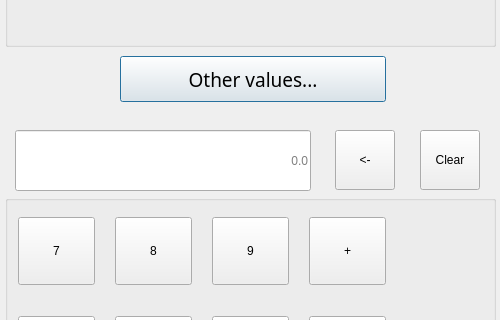
Before: the Qt Designer form src/teachinlathe/widgets/numpad_dialog.ui in 85vmh/teachinlathe, drawn with Qt 5; both pictures show x 0 to 500 and y 244 to 564 of the 500 by 850 pixel window.
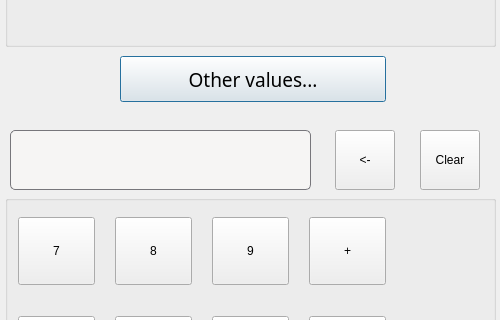
After: the same form once the commit is applied.

What changed in the file:
```diff
--- a/src/teachinlathe/widgets/numpad_dialog.ui
+++ b/src/teachinlathe/widgets/numpad_dialog.ui
@@ -344,31 +344,6 @@
      </item>
     </layout>
    </widget>
-   <widget class="QLineEdit" name="inputField">
-    <property name="geometry">
-     <rect>
-      <x>15</x>
-      <y>15</y>
-      <width>296</width>
-      <height>61</height>
-     </rect>
-    </property>
-    <property name="styleSheet">
-     <string notr="true">font: 16pt &quot;Noto Sans&quot;;</string>
-    </property>
-    <property name="text">
-     <string/>
-    </property>
-    <property name="cursorPosition">
-     <number>0</number>
-    </property>
-    <property name="alignment">
-     <set>Qt::AlignRight|Qt::AlignTrailing|Qt::AlignVCenter</set>
-    </property>
-    <property name="placeholderText">
-     <string>0.0</string>
-    </property>
-   </widget>
    <widget class="QPushButton" name="backBtn">
     <property name="geometry">
      <rect>
@@ -413,6 +388,33 @@
      <string>Clear</string>
     </property>
    </widget>
+   <widget class="QLabel" name="inputField">
+    <property name="geometry">
+     <rect>
+      <x>10</x>
+      <y>15</y>
+      <width>301</width>
+      <height>60</height>
+     </rect>
+    </property>
+    <property name="styleSheet">
+     <string notr="true">QLabel {
+		border-style: solid;
+        border-color: rgb(119, 118, 123);
+        border-width: 1px;
+        border-radius: 5px;
+        color: rgb(20, 20, 20);
+        background: rgb(246, 245, 244);
+        font: 18pt &quot;Noto Sans Mono&quot;;
+}</string>
+    </property>
+    <property name="text">
+     <string/>
+    </property>
+    <property name="alignment">
+     <set>Qt::AlignRight|Qt::AlignTrailing|Qt::AlignVCenter</set>
+    </property>
+   </widget>
   </widget>
  </widget>
  <resources/>
```
